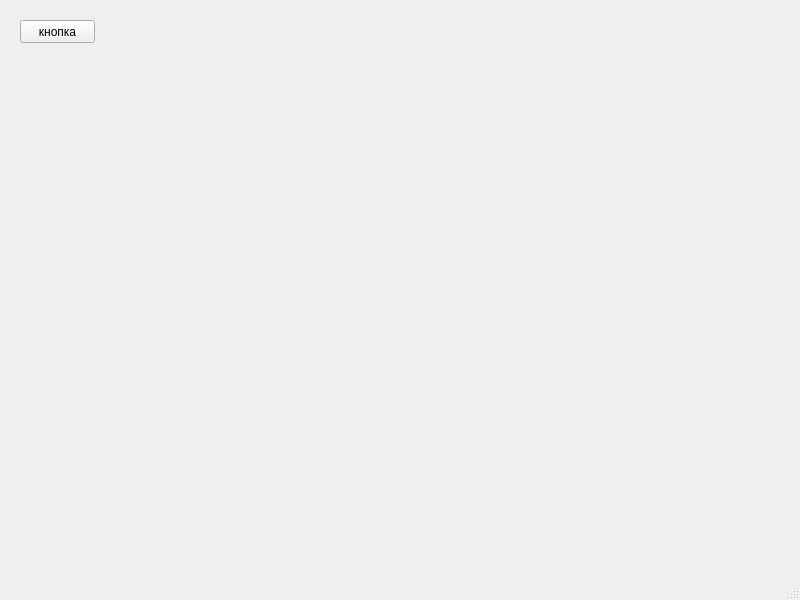
Above: untitled.ui from gyulka/gyulka-ufa before the change. Below: the same form after it.
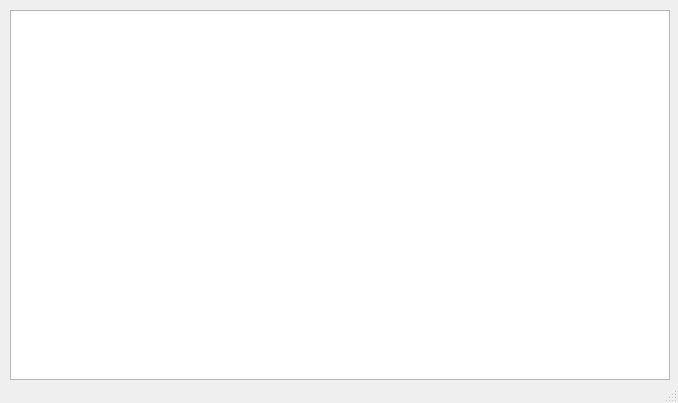
That is the form after the change.

What changed in the file:
```diff
--- a/untitled.ui
+++ b/untitled.ui
@@ -6,26 +6,23 @@
    <rect>
     <x>0</x>
     <y>0</y>
-    <width>800</width>
-    <height>600</height>
+    <width>678</width>
+    <height>403</height>
    </rect>
   </property>
   <property name="windowTitle">
    <string>MainWindow</string>
   </property>
   <widget class="QWidget" name="centralwidget">
-   <widget class="QPushButton" name="pushButton">
+   <widget class="QTableWidget" name="tableWidget">
     <property name="geometry">
      <rect>
-      <x>20</x>
-      <y>20</y>
-      <width>75</width>
-      <height>23</height>
+      <x>10</x>
+      <y>10</y>
+      <width>660</width>
+      <height>370</height>
      </rect>
     </property>
-    <property name="text">
-     <string>кнопка</string>
-    </property>
    </widget>
   </widget>
   <widget class="QStatusBar" name="statusbar"/>
```
